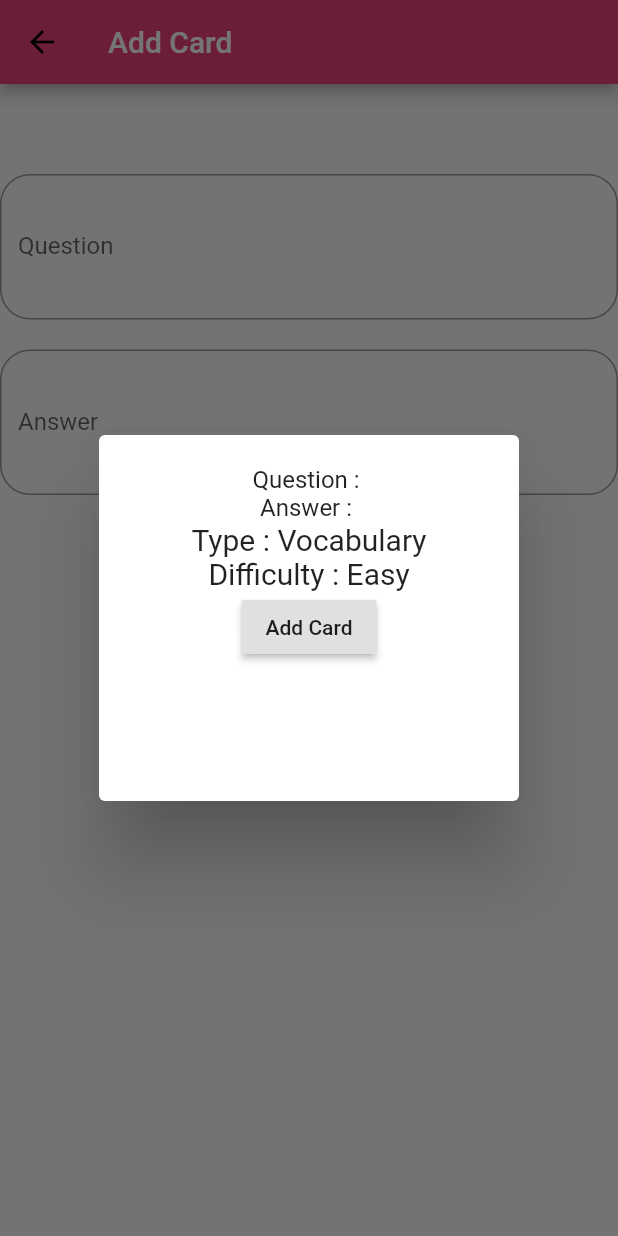
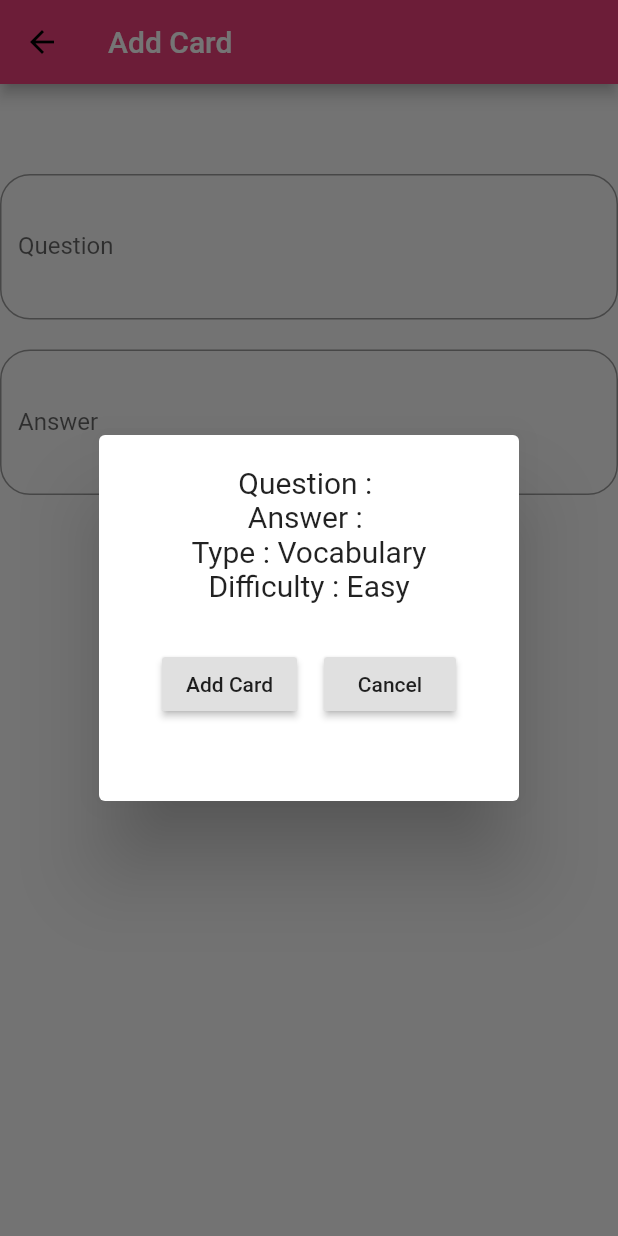
Before and after one commit to nhocconsr/flashcard, a Flutter app: the Home screen opened by its route, after a tap on "Review", on a phone screen of 412 x 824 dp. Run offline on Flutter 3.47's test engine with Material 2 defaults, Android fonts, the phone set to English and light mode, and no system bars; our stand-ins replace flip_card; missing offline and left inert: transformer_page_view; Roboto replaces fonts that are missing (Nunito).

Commit message:
cancel button and success message

```diff
--- a/lib/addnewcard.dart
+++ b/lib/addnewcard.dart
@@ -70,24 +70,47 @@ class _HomeState extends State<Home> {
     });
   }
 
+  void successmessage() {
+    AlertDialog alertDialog = new AlertDialog(
+      content: new Container(
+        height: 200.0,
+        child: new Center(
+          child: Text("Your Card Added !"),
+        ),
+      ),
+    );
+    showDialog(context: context,child: alertDialog);
+  }
+
   void confirmdata() {
     AlertDialog alertDialog = new AlertDialog(
       content: new Container(
         height: 200.0,
         child: new Column(
           children: <Widget>[
-            new Text("Question : ${controllerQuestion.text}"),
-            new Text("Answer : ${controllerAnswer.text}"),
-            // new Text("Deck : $_deck"),
+            new Text("Question : ${controllerQuestion.text}", style: TextStyle(fontSize: 20),),
+            new Text("Answer : ${controllerAnswer.text}", style: TextStyle(fontSize: 20),),
             new Text("Type : $_type", style: TextStyle(fontSize: 20),),
             new Text("Difficulty : $_difficulty",style: TextStyle(fontSize: 20),),
+            new Padding(padding: new EdgeInsets.fromLTRB(10, 10, 10, 20),),
+            new Row(
+              mainAxisAlignment:MainAxisAlignment.spaceEvenly ,
+              children: <Widget>[
                 new RaisedButton(
                   child: new Text("Add Card"),
 //              onPressed: () => Navigator.pop(context),
                   onPressed: () {
                     _createPost();
+                    Navigator.pop(context);
+                    successmessage();
                   },
                 ),
+                new RaisedButton(
+                  child: new Text("Cancel"),
+                  onPressed: () => Navigator.pop(context),
+                ),
+              ],
+            )
           ],
         ),
       ),
```
Lines whose indentation alone changed are shown as unchanged.
